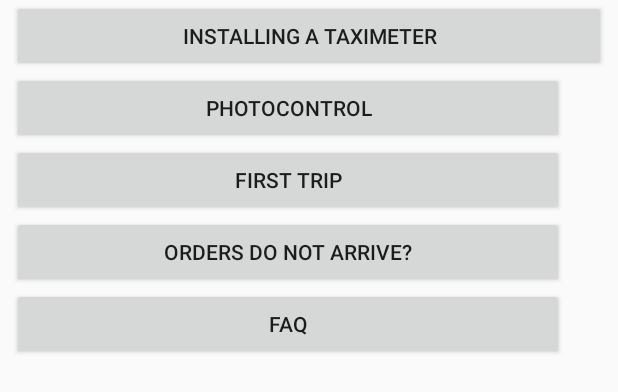
After one commit to LavS/omtaxi, an Android app: the layout content_instructions.xml on its own in the app's theme, with its tools: preview values and no code run, on a phone screen of 412 x 824 dp. The commit adds this screen. Shown: the top 392 px of the screen. Run offline under Robolectric (Android 15) with nearby library versions, the phone set to English and light mode, and no system bars.

Commit message:
Версия 0.5 прототипа - добавлена форма инструкции с работающими ссылками

```diff
--- /dev/null
+++ b/app/src/main/res/layout/content_contacts.xml
@@ -0,0 +1,6 @@
+<?xml version="1.0" encoding="utf-8"?>
+<android.support.constraint.ConstraintLayout
+    xmlns:android="http://schemas.android.com/apk/res/android" android:layout_width="match_parent"
+    android:layout_height="match_parent">
+
+</android.support.constraint.ConstraintLayout>
--- /dev/null
+++ b/app/src/main/res/layout/content_instructions.xml
@@ -0,0 +1,83 @@
+<?xml version="1.0" encoding="utf-8"?>
+<android.support.constraint.ConstraintLayout xmlns:android="http://schemas.android.com/apk/res/android"
+    xmlns:app="http://schemas.android.com/apk/res-auto"
+    xmlns:tools="http://schemas.android.com/tools"
+    android:layout_width="match_parent"
+    android:layout_height="match_parent">
+
+    <Button
+        android:id="@+id/btn_install"
+        android:layout_width="0dp"
+        android:layout_height="wrap_content"
+        android:layout_marginEnd="8dp"
+        android:layout_marginStart="8dp"
+        android:onClick="OnClick"
+        android:text="@string/install"
+        app:layout_constraintEnd_toEndOf="parent"
+        app:layout_constraintStart_toStartOf="parent"
+        app:layout_constraintTop_toTopOf="parent" />
+
+    <Button
+        android:id="@+id/btn_photocontrol"
+        android:layout_width="368dp"
+        android:layout_height="wrap_content"
+        android:layout_marginEnd="8dp"
+        android:layout_marginLeft="16dp"
+        android:layout_marginStart="8dp"
+        android:layout_marginTop="48dp"
+        android:onClick="OnClick"
+        android:text="@string/photocontrol"
+        app:layout_constraintEnd_toEndOf="parent"
+        app:layout_constraintHorizontal_bias="0.0"
+        app:layout_constraintLeft_toLeftOf="parent"
+        app:layout_constraintStart_toStartOf="parent"
+        app:layout_constraintTop_toTopOf="parent" />
+
+    <Button
+        android:id="@+id/btn_firsttrip"
+        android:layout_width="368dp"
+        android:layout_height="wrap_content"
+        android:layout_marginEnd="8dp"
+        android:layout_marginLeft="16dp"
+        android:layout_marginStart="8dp"
+        android:layout_marginTop="96dp"
+        android:onClick="OnClick"
+        android:text="@string/firsttrip"
+        app:layout_constraintEnd_toEndOf="parent"
+        app:layout_constraintHorizontal_bias="0.0"
+        app:layout_constraintLeft_toLeftOf="parent"
+        app:layout_constraintStart_toStartOf="parent"
+        app:layout_constraintTop_toTopOf="parent" />
+
+    <Button
+        android:id="@+id/btn_faq"
+        android:layout_width="368dp"
+        android:layout_height="wrap_content"
+        android:layout_marginEnd="8dp"
+        android:layout_marginLeft="16dp"
+        android:layout_marginStart="8dp"
+        android:layout_marginTop="192dp"
+        android:onClick="OnClick"
+        android:text="@string/faq"
+        app:layout_constraintEnd_toEndOf="parent"
+        app:layout_constraintHorizontal_bias="0.0"
+        app:layout_constraintLeft_toLeftOf="parent"
+        app:layout_constraintStart_toStartOf="parent"
+        app:layout_constraintTop_toTopOf="parent" />
+
+    <Button
+        android:id="@+id/btn_noorders"
+        android:layout_width="368dp"
+        android:layout_height="wrap_content"
+        android:layout_marginEnd="8dp"
+        android:layout_marginLeft="16dp"
+        android:layout_marginStart="8dp"
+        android:layout_marginTop="144dp"
+        android:onClick="OnClick"
+        android:text="@string/noorders"
+        app:layout_constraintEnd_toEndOf="parent"
+        app:layout_constraintHorizontal_bias="0.0"
+        app:layout_constraintLeft_toLeftOf="parent"
+        app:layout_constraintStart_toStartOf="parent"
+        app:layout_constraintTop_toTopOf="parent" />
+</android.support.constraint.ConstraintLayout>
--- /dev/null
+++ b/app/src/main/res/layout/content_registration.xml
@@ -0,0 +1,6 @@
+<?xml version="1.0" encoding="utf-8"?>
+<android.support.constraint.ConstraintLayout
+    xmlns:android="http://schemas.android.com/apk/res/android" android:layout_width="match_parent"
+    android:layout_height="match_parent">
+
+</android.support.constraint.ConstraintLayout>
--- a/app/src/main/res/values/strings.xml
+++ b/app/src/main/res/values/strings.xml
@@ -1,21 +1,22 @@
 <resources>
     <string name="app_name">OM Taxi</string>
+    <string name="email">omtaxi@mail.ru</string>
+    <string name="partner">Official Partner</string>
 
-    <string name="navigation_drawer_open">Open navigation drawer</string>
-    <string name="navigation_drawer_close">Close navigation drawer</string>
-
-    <string name="action_settings">Settings</string>
-
+    <!-- Sidebar menu -->
     <string name="online">Registration online</string>
     <string name="instructions">Useful instructions</string>
     <string name="conditions">Working conditions</string>
     <string name="contacts">Contacts</string>
-
     <string name="communicate">Communication</string>
     <string name="share">Share</string>
     <string name="send">Send</string>
 
-    <string name="email">omtaxi@mail.ru</string>
-    <string name="partner">Official Partner</string>
+    <!-- Instructions -->
+    <string name="install">Installing a taximeter</string>
+    <string name="photocontrol">Photocontrol</string>
+    <string name="firsttrip">First Trip</string>
+    <string name="noorders">Orders do not arrive?</string>
+    <string name="faq">FAQ</string>
 
 </resources>
```
Also changed, not shown: app/src/main/java/ru/omtaxi/omtaxi/MainActivity.java (+32 -1 lines), app/src/main/res/layout/content_conditions.xml (added, +8 -0 lines), 1 other file.
